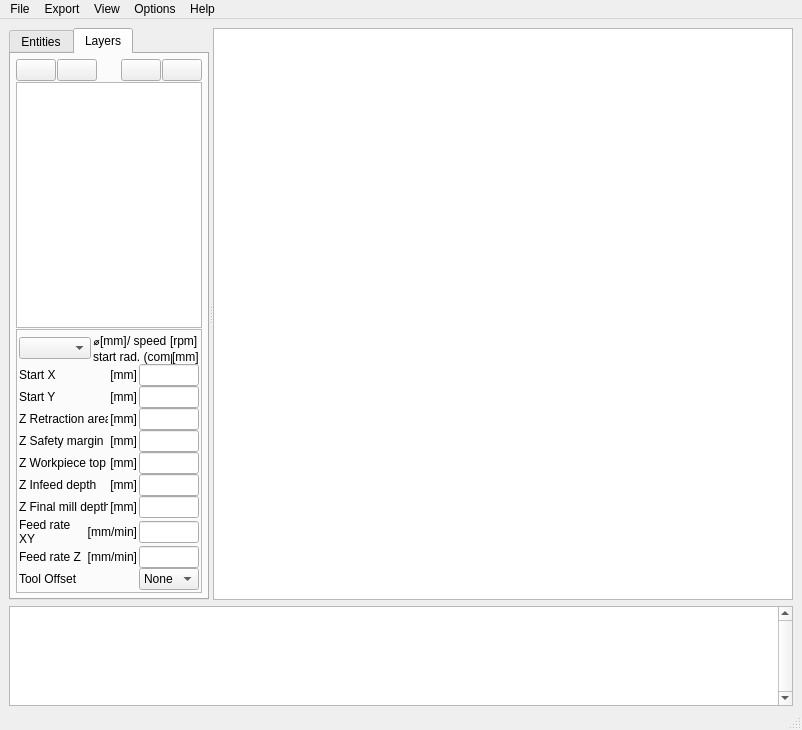
This is dxf2gcode.ui in Poofjunior/dxf2gcode as Qt 5 draws it before an edit. The edited form follows.
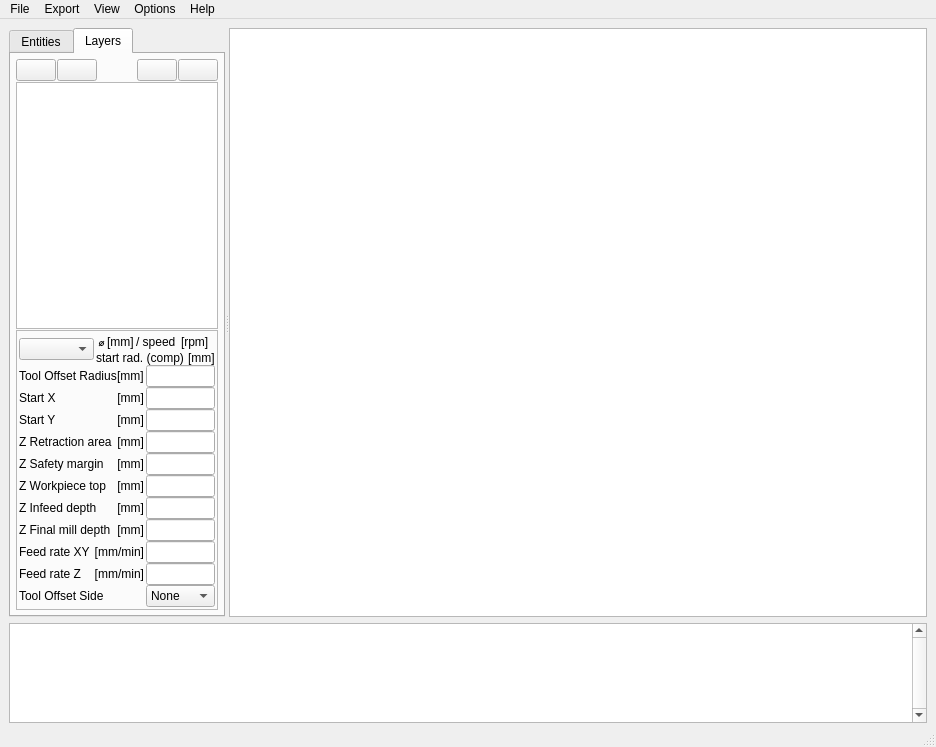
This is the edited form. Icons and pictures are not drawn. Custom widgets are drawn as their Qt base class.

Commit message: added working manual_tool_offset_radius field in gui; does nothing so far

The edit to the form file:
```diff
--- a/dxf2gcode.ui
+++ b/dxf2gcode.ui
@@ -9,8 +9,8 @@
    <rect>
     <x>0</x>
     <y>0</y>
-    <width>802</width>
-    <height>730</height>
+    <width>936</width>
+    <height>747</height>
    </rect>
   </property>
   <property name="windowTitle">
@@ -410,19 +410,68 @@
               <property name="verticalSpacing">
                <number>0</number>
               </property>
-              <item row="9" column="0">
-               <layout class="QHBoxLayout" name="horizontalLayout_15">
+              <item row="6" column="0">
+               <layout class="QHBoxLayout" name="horizontalLayout_10">
+                <property name="spacing">
+                 <number>2</number>
+                </property>
+                <property name="leftMargin">
+                 <number>0</number>
+                </property>
+                <property name="rightMargin">
+                 <number>0</number>
+                </property>
                 <item>
-                 <widget class="QLabel" name="label">
+                 <widget class="QLabel" name="label_14">
                   <property name="text">
-                   <string>Tool Offset</string>
+                   <string>Z Workpiece top</string>
                   </property>
                  </widget>
                 </item>
+                <item>
+                 <widget class="QLabel" name="unitLabel_5">
+                  <property name="text">
+                   <string notr="true">[mm]</string>
+                  </property>
+                  <property name="alignment">
+                   <set>Qt::AlignRight|Qt::AlignTrailing|Qt::AlignVCenter</set>
+                  </property>
+                 </widget>
+                </item>
                </layout>
               </item>
-              <item row="1" column="1">
-               <widget class="QLineEdit" name="startAtYLineEdit">
+              <item row="7" column="0">
+               <layout class="QHBoxLayout" name="horizontalLayout_11">
+                <property name="spacing">
+                 <number>2</number>
+                </property>
+                <property name="leftMargin">
+                 <number>0</number>
+                </property>
+                <property name="rightMargin">
+                 <number>0</number>
+                </property>
+                <item>
+                 <widget class="QLabel" name="label_9">
+                  <property name="text">
+                   <string>Z Infeed depth</string>
+                  </property>
+                 </widget>
+                </item>
+                <item>
+                 <widget class="QLabel" name="unitLabel_6">
+                  <property name="text">
+                   <string notr="true">[mm]</string>
+                  </property>
+                  <property name="alignment">
+                   <set>Qt::AlignRight|Qt::AlignTrailing|Qt::AlignVCenter</set>
+                  </property>
+                 </widget>
+                </item>
+               </layout>
+              </item>
+              <item row="9" column="1">
+               <widget class="QLineEdit" name="g1FeedXYLineEdit">
                 <property name="sizePolicy">
                  <sizepolicy hsizetype="Preferred" vsizetype="Fixed">
                   <horstretch>0</horstretch>
@@ -432,6 +481,26 @@
                </widget>
               </item>
               <item row="4" column="1">
+               <widget class="QLineEdit" name="zRetractionArealLineEdit">
+                <property name="sizePolicy">
+                 <sizepolicy hsizetype="Preferred" vsizetype="Fixed">
+                  <horstretch>0</horstretch>
+                  <verstretch>0</verstretch>
+                 </sizepolicy>
+                </property>
+               </widget>
+              </item>
+              <item row="8" column="1">
+               <widget class="QLineEdit" name="zFinalMillDepthLineEdit">
+                <property name="sizePolicy">
+                 <sizepolicy hsizetype="Preferred" vsizetype="Fixed">
+                  <horstretch>0</horstretch>
+                  <verstretch>0</verstretch>
+                 </sizepolicy>
+                </property>
+               </widget>
+              </item>
+              <item row="6" column="1">
                <widget class="QLineEdit" name="zInitialMillDepthLineEdit">
                 <property name="sizePolicy">
                  <sizepolicy hsizetype="Preferred" vsizetype="Fixed">
@@ -444,40 +513,37 @@
                 </property>
                </widget>
               </item>
-              <item row="7" column="0">
-               <layout class="QHBoxLayout" name="horizontalLayout_13">
-                <property name="spacing">
-                 <number>2</number>
+              <item row="2" column="1">
+               <widget class="QLineEdit" name="startAtXLineEdit">
+                <property name="sizePolicy">
+                 <sizepolicy hsizetype="Preferred" vsizetype="Fixed">
+                  <horstretch>0</horstretch>
+                  <verstretch>0</verstretch>
+                 </sizepolicy>
                 </property>
-                <property name="leftMargin">
-                 <number>0</number>
+               </widget>
+              </item>
+              <item row="7" column="1">
+               <widget class="QLineEdit" name="zInfeedDepthLineEdit">
+                <property name="sizePolicy">
+                 <sizepolicy hsizetype="Preferred" vsizetype="Fixed">
+                  <horstretch>0</horstretch>
+                  <verstretch>0</verstretch>
+                 </sizepolicy>
                 </property>
-                <property name="rightMargin">
-                 <number>0</number>
+               </widget>
+              </item>
+              <item row="10" column="1">
+               <widget class="QLineEdit" name="g1FeedZLineEdit">
+                <property name="sizePolicy">
+                 <sizepolicy hsizetype="Preferred" vsizetype="Fixed">
+                  <horstretch>0</horstretch>
+                  <verstretch>0</verstretch>
+                 </sizepolicy>
                 </property>
-                <item>
-                 <widget class="QLabel" name="label_7">
-                  <property name="text">
-                   <string>Feed rate XY</string>
-                  </property>
-                  <property name="wordWrap">
-                   <bool>true</bool>
-                  </property>
-                 </widget>
-                </item>
-                <item>
-                 <widget class="QLabel" name="unitLabel_8">
-                  <property name="text">
-                   <string notr="true">[mm/min]</string>
-                  </property>
-                  <property name="alignment">
-                   <set>Qt::AlignRight|Qt::AlignTrailing|Qt::AlignVCenter</set>
-                  </property>
-                 </widget>
-                </item>
-               </layout>
+               </widget>
               </item>
-              <item row="6" column="0">
+              <item row="8" column="0">
                <layout class="QHBoxLayout" name="horizontalLayout_12">
                 <property name="spacing">
                  <number>2</number>
@@ -507,107 +573,7 @@
                 </item>
                </layout>
               </item>
-              <item row="5" column="1">
-               <widget class="QLineEdit" name="zInfeedDepthLineEdit">
-                <property name="sizePolicy">
-                 <sizepolicy hsizetype="Preferred" vsizetype="Fixed">
-                  <horstretch>0</horstretch>
-                  <verstretch>0</verstretch>
-                 </sizepolicy>
-                </property>
-               </widget>
-              </item>
-              <item row="5" column="0">
-               <layout class="QHBoxLayout" name="horizontalLayout_11">
-                <property name="spacing">
-                 <number>2</number>
-                </property>
-                <property name="leftMargin">
-                 <number>0</number>
-                </property>
-                <property name="rightMargin">
-                 <number>0</number>
-                </property>
-                <item>
-                 <widget class="QLabel" name="label_9">
-                  <property name="text">
-                   <string>Z Infeed depth</string>
-                  </property>
-                 </widget>
-                </item>
-                <item>
-                 <widget class="QLabel" name="unitLabel_6">
-                  <property name="text">
-                   <string notr="true">[mm]</string>
-                  </property>
-                  <property name="alignment">
-                   <set>Qt::AlignRight|Qt::AlignTrailing|Qt::AlignVCenter</set>
-                  </property>
-                 </widget>
-                </item>
-               </layout>
-              </item>
-              <item row="3" column="1">
-               <widget class="QLineEdit" name="zSafetyMarginLineEdit">
-                <property name="sizePolicy">
-                 <sizepolicy hsizetype="Preferred" vsizetype="Fixed">
-                  <horstretch>0</horstretch>
-                  <verstretch>0</verstretch>
-                 </sizepolicy>
-                </property>
-               </widget>
-              </item>
-              <item row="6" column="1">
-               <widget class="QLineEdit" name="zFinalMillDepthLineEdit">
-                <property name="sizePolicy">
-                 <sizepolicy hsizetype="Preferred" vsizetype="Fixed">
-                  <horstretch>0</horstretch>
-                  <verstretch>0</verstretch>
-                 </sizepolicy>
-                </property>
-               </widget>
-              </item>
-              <item row="3" column="0">
-               <layout class="QHBoxLayout" name="horizontalLayout_9">
-                <property name="spacing">
-                 <number>2</number>
-                </property>
-                <property name="leftMargin">
-                 <number>0</number>
-                </property>
-                <property name="rightMargin">
-                 <number>0</number>
-                </property>
-                <item>
-                 <widget class="QLabel" name="label_5">
-                  <property name="text">
-                   <string>Z Safety margin</string>
-                  </property>
-                 </widget>
-                </item>
-                <item>
-                 <widget class="QLabel" name="unitLabel_4">
-                  <property name="text">
-                   <string notr="true">[mm]</string>
-                  </property>
-                  <property name="alignment">
-                   <set>Qt::AlignRight|Qt::AlignTrailing|Qt::AlignVCenter</set>
-                  </property>
-                 </widget>
-                </item>
-               </layout>
-              </item>
-              <item row="2" column="1">
-               <widget class="QLineEdit" name="zRetractionArealLineEdit">
-                <property name="sizePolicy">
-                 <sizepolicy hsizetype="Preferred" vsizetype="Fixed">
-                  <horstretch>0</horstretch>
-                  <verstretch>0</verstretch>
-                 </sizepolicy>
-                </property>
-               </widget>
-              </item>
-              <item row="2" column="0">
+              <item row="4" column="0">
                <layout class="QHBoxLayout" name="horizontalLayout_8">
                 <property name="spacing">
                  <number>2</number>
@@ -637,47 +603,7 @@
                 </item>
                </layout>
               </item>
-              <item row="4" column="0">
-               <layout class="QHBoxLayout" name="horizontalLayout_10">
-                <property name="spacing">
-                 <number>2</number>
-                </property>
-                <property name="leftMargin">
-                 <number>0</number>
-                </property>
-                <property name="rightMargin">
-                 <number>0</number>
-                </property>
-                <item>
-                 <widget class="QLabel" name="label_14">
-                  <property name="text">
-                   <string>Z Workpiece top</string>
-                  </property>
-                 </widget>
-                </item>
-                <item>
-                 <widget class="QLabel" name="unitLabel_5">
-                  <property name="text">
-                   <string notr="true">[mm]</string>
-                  </property>
-                  <property name="alignment">
-                   <set>Qt::AlignRight|Qt::AlignTrailing|Qt::AlignVCenter</set>
-                  </property>
-                 </widget>
-                </item>
-               </layout>
-              </item>
-              <item row="8" column="1">
-               <widget class="QLineEdit" name="g1FeedZLineEdit">
-                <property name="sizePolicy">
-                 <sizepolicy hsizetype="Preferred" vsizetype="Fixed">
-                  <horstretch>0</horstretch>
-                  <verstretch>0</verstretch>
-                 </sizepolicy>
-                </property>
-               </widget>
-              </item>
-              <item row="0" column="0">
+              <item row="2" column="0">
                <layout class="QHBoxLayout" name="horizontalLayout_6">
                 <property name="spacing">
                  <number>2</number>
@@ -707,8 +633,27 @@
                 </item>
                </layout>
               </item>
-              <item row="7" column="1">
-               <widget class="QLineEdit" name="g1FeedXYLineEdit">
+              <item row="11" column="1">
+               <widget class="QComboBox" name="toolOffsetSideEdit">
+                <item>
+                 <property name="text">
+                  <string>None</string>
+                 </property>
+                </item>
+                <item>
+                 <property name="text">
+                  <string>Left</string>
+                 </property>
+                </item>
+                <item>
+                 <property name="text">
+                  <string>Right</string>
+                 </property>
+                </item>
+               </widget>
+              </item>
+              <item row="3" column="1">
+               <widget class="QLineEdit" name="startAtYLineEdit">
                 <property name="sizePolicy">
                  <sizepolicy hsizetype="Preferred" vsizetype="Fixed">
                   <horstretch>0</horstretch>
@@ -717,7 +662,7 @@
                 </property>
                </widget>
               </item>
-              <item row="8" column="0">
+              <item row="10" column="0">
                <layout class="QHBoxLayout" name="horizontalLayout_14">
                 <property name="spacing">
                  <number>2</number>
@@ -750,7 +695,7 @@
                 </item>
                </layout>
               </item>
-              <item row="1" column="0">
+              <item row="3" column="0">
                <layout class="QHBoxLayout" name="horizontalLayout_7">
                 <property name="spacing">
                  <number>2</number>
@@ -780,34 +725,110 @@
                 </item>
                </layout>
               </item>
+              <item row="5" column="0">
+               <layout class="QHBoxLayout" name="horizontalLayout_9">
+                <property name="spacing">
+                 <number>2</number>
+                </property>
+                <property name="leftMargin">
+                 <number>0</number>
+                </property>
+                <property name="rightMargin">
+                 <number>0</number>
+                </property>
+                <item>
+                 <widget class="QLabel" name="label_5">
+                  <property name="text">
+                   <string>Z Safety margin</string>
+                  </property>
+                 </widget>
+                </item>
+                <item>
+                 <widget class="QLabel" name="unitLabel_4">
+                  <property name="text">
+                   <string notr="true">[mm]</string>
+                  </property>
+                  <property name="alignment">
+                   <set>Qt::AlignRight|Qt::AlignTrailing|Qt::AlignVCenter</set>
+                  </property>
+                 </widget>
+                </item>
+               </layout>
+              </item>
+              <item row="9" column="0">
+               <layout class="QHBoxLayout" name="horizontalLayout_13">
+                <property name="spacing">
+                 <number>2</number>
+                </property>
+                <property name="leftMargin">
+                 <number>0</number>
+                </property>
+                <property name="rightMargin">
+                 <number>0</number>
+                </property>
+                <item>
+                 <widget class="QLabel" name="label_7">
+                  <property name="text">
+                   <string>Feed rate XY</string>
+                  </property>
+                  <property name="wordWrap">
+                   <bool>true</bool>
+                  </property>
+                 </widget>
+                </item>
+                <item>
+                 <widget class="QLabel" name="unitLabel_8">
+                  <property name="text">
+                   <string notr="true">[mm/min]</string>
+                  </property>
+                  <property name="alignment">
+                   <set>Qt::AlignRight|Qt::AlignTrailing|Qt::AlignVCenter</set>
+                  </property>
+                 </widget>
+                </item>
+               </layout>
+              </item>
+              <item row="5" column="1">
+               <widget class="QLineEdit" name="zSafetyMarginLineEdit">
+                <property name="sizePolicy">
+                 <sizepolicy hsizetype="Preferred" vsizetype="Fixed">
+                  <horstretch>0</horstretch>
+                  <verstretch>0</verstretch>
+                 </sizepolicy>
+                </property>
+               </widget>
+              </item>
+              <item row="11" column="0">
+               <layout class="QHBoxLayout" name="horizontalLayout_15">
+                <item>
+                 <widget class="QLabel" name="label">
+                  <property name="text">
+                   <string>Tool Offset Side</string>
+                  </property>
+                 </widget>
+                </item>
+               </layout>
+              </item>
+              <item row="0" column="0">
+               <layout class="QHBoxLayout" name="horizontalLayout_23">
+                <item>
+                 <widget class="QLabel" name="label_2">
+                  <property name="text">
+                   <string>Tool Offset Radius</string>
+                  </property>
+                 </widget>
+                </item>
+                <item>
+                 <widget class="QLabel" name="unitlabel_10">
+                  <property name="text">
+                   <string>[mm]</string>
+                  </property>
+                 </widget>
+                </item>
+               </layout>
+              </item>
               <item row="0" column="1">
-               <widget class="QLineEdit" name="startAtXLineEdit">
-                <property name="sizePolicy">
-                 <sizepolicy hsizetype="Preferred" vsizetype="Fixed">
-                  <horstretch>0</horstretch>
-                  <verstretch>0</verstretch>
-                 </sizepolicy>
-                </property>
-               </widget>
-              </item>
-              <item row="9" column="1">
-               <widget class="QComboBox" name="comboBox">
-                <item>
-                 <property name="text">
-                  <string>None</string>
-                 </property>
-                </item>
-                <item>
-                 <property name="text">
-                  <string>Left</string>
-                 </property>
-                </item>
-                <item>
-                 <property name="text">
-                  <string>Right</string>
-                 </property>
-                </item>
-               </widget>
+               <widget class="QLineEdit" name="toolOffsetRadiusEdit"/>
               </item>
              </layout>
             </item>
@@ -862,7 +883,7 @@
     <rect>
      <x>0</x>
      <y>0</y>
-     <width>802</width>
+     <width>936</width>
      <height>25</height>
     </rect>
    </property>
```
Left out of the diff: 1 changed line with no effect on the pictures. The commit also changes 61 other files.
